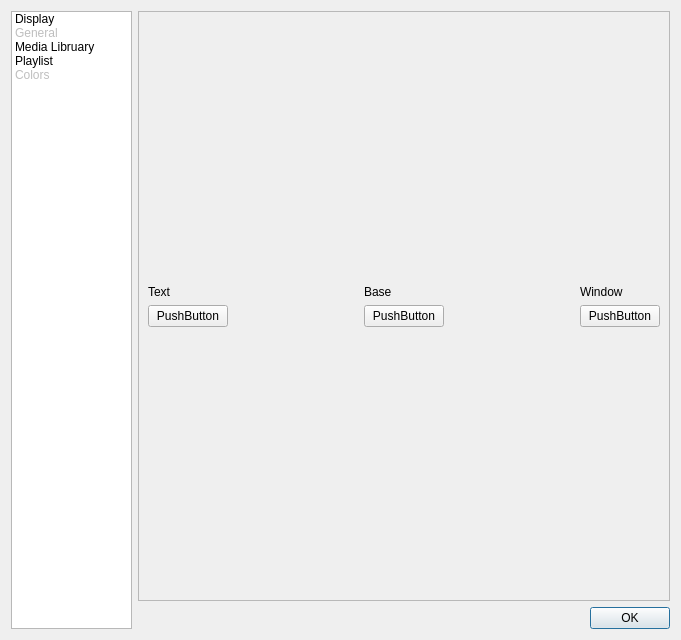
KirillDubinkin/Errorise, file preferenceswindow.ui: the form before one commit.
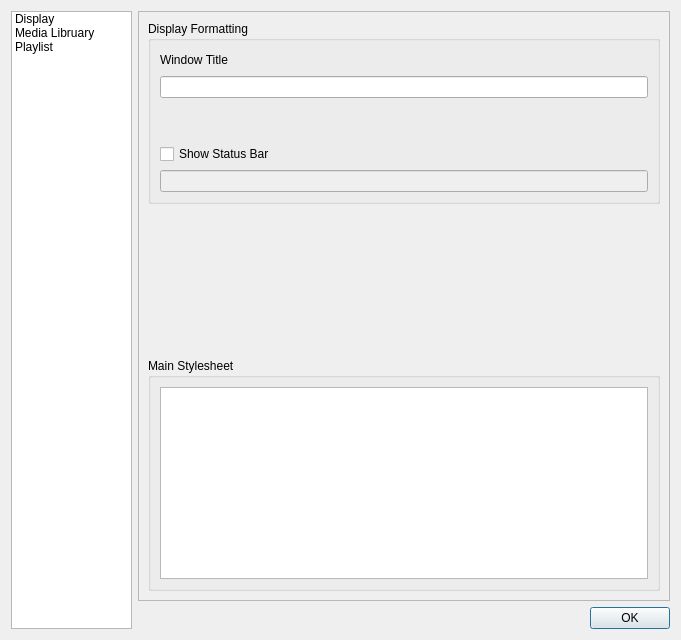
The form after the commit. The open tabs and pages were chosen to show the change.

```diff
--- a/preferenceswindow.ui
+++ b/preferenceswindow.ui
@@ -38,14 +38,6 @@
          <string>Display</string>
         </property>
        </item>
-       <item>
-        <property name="text">
-         <string>General</string>
-        </property>
-        <property name="flags">
-         <set>ItemIsSelectable|ItemIsDragEnabled|ItemIsUserCheckable</set>
-        </property>
-       </item>
        <item>
         <property name="text">
          <string>Media Libruary</string>
@@ -56,14 +48,6 @@
          <string>Playlist</string>
         </property>
        </item>
-       <item>
-        <property name="text">
-         <string>Colors</string>
-        </property>
-        <property name="flags">
-         <set>ItemIsSelectable|ItemIsDragEnabled|ItemIsUserCheckable</set>
-        </property>
-       </item>
       </widget>
      </item>
      <item>
@@ -1105,120 +1089,6 @@
              </item>
             </layout>
            </widget>
-           <widget class="QWidget" name="page_5">
-            <layout class="QGridLayout" name="gridLayout_14">
-             <item row="0" column="0">
-              <spacer name="verticalSpacer_11">
-               <property name="orientation">
-                <enum>Qt::Vertical</enum>
-               </property>
-               <property name="sizeHint" stdset="0">
-                <size>
-                 <width>20</width>
-                 <height>210</height>
-                </size>
-               </property>
-              </spacer>
-             </item>
-             <item row="1" column="0">
-              <layout class="QHBoxLayout" name="horizontalLayout_9">
-               <item>
-                <layout class="QVBoxLayout" name="verticalLayout_19">
-                 <item>
-                  <widget class="QLabel" name="label_14">
-                   <property name="text">
-                    <string>Text</string>
-                   </property>
-                  </widget>
-                 </item>
-                 <item>
-                  <widget class="QPushButton" name="colorText">
-                   <property name="text">
-                    <string>PushButton</string>
-                   </property>
-                  </widget>
-                 </item>
-                </layout>
-               </item>
-               <item>
-                <spacer name="horizontalSpacer_4">
-                 <property name="orientation">
-                  <enum>Qt::Horizontal</enum>
-                 </property>
-                 <property name="sizeHint" stdset="0">
-                  <size>
-                   <width>40</width>
-                   <height>20</height>
-                  </size>
-                 </property>
-                </spacer>
-               </item>
-               <item>
-                <layout class="QVBoxLayout" name="verticalLayout_18">
-                 <item>
-                  <widget class="QLabel" name="label_13">
-                   <property name="text">
-                    <string>Base</string>
-                   </property>
-                  </widget>
-                 </item>
-                 <item>
-                  <widget class="QPushButton" name="colorBase">
-                   <property name="text">
-                    <string>PushButton</string>
-                   </property>
-                  </widget>
-                 </item>
-                </layout>
-               </item>
-               <item>
-                <spacer name="horizontalSpacer_3">
-                 <property name="orientation">
-                  <enum>Qt::Horizontal</enum>
-                 </property>
-                 <property name="sizeHint" stdset="0">
-                  <size>
-                   <width>40</width>
-                   <height>20</height>
-                  </size>
-                 </property>
-                </spacer>
-               </item>
-               <item>
-                <layout class="QVBoxLayout" name="verticalLayout_20">
-                 <item>
-                  <widget class="QLabel" name="label_15">
-                   <property name="text">
-                    <string>Window</string>
-                   </property>
-                  </widget>
-                 </item>
-                 <item>
-                  <widget class="QPushButton" name="colorWindow">
-                   <property name="text">
-                    <string>PushButton</string>
-                   </property>
-                  </widget>
-                 </item>
-                </layout>
-               </item>
-              </layout>
-             </item>
-             <item row="2" column="0">
-              <spacer name="verticalSpacer_10">
-               <property name="orientation">
-                <enum>Qt::Vertical</enum>
-               </property>
-               <property name="sizeHint" stdset="0">
-                <size>
-                 <width>20</width>
-                 <height>209</height>
-                </size>
-               </property>
-              </spacer>
-             </item>
-            </layout>
-           </widget>
           </widget>
          </item>
          <item>
```
Left out of the diff: 11 changed lines with no effect on the pictures.
